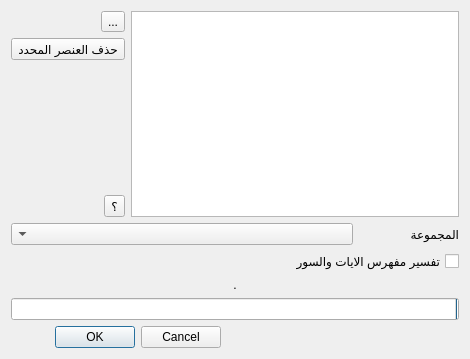
Above: qbooks/ui/dialogmdb.ui from mahmoudbahaa/elkirtasse before the change. Below: the same form after it.
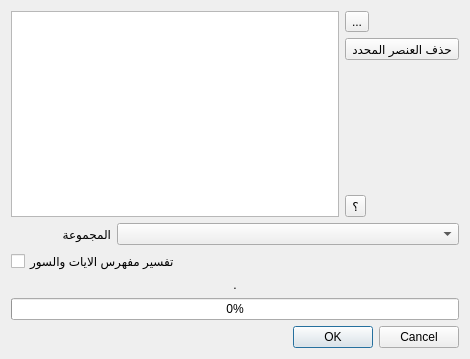
That is the form after the change. Icons and pictures are not drawn.

```diff
--- a/qbooks/ui/dialogmdb.ui
+++ b/qbooks/ui/dialogmdb.ui
@@ -13,9 +13,6 @@
   <property name="windowTitle">
    <string>استراد ملفات المكتبة الشاملة</string>
   </property>
-  <property name="layoutDirection">
-   <enum>Qt::RightToLeft</enum>
-  </property>
   <layout class="QVBoxLayout" name="verticalLayout_2">
    <item>
     <layout class="QHBoxLayout" name="horizontalLayout">
```
